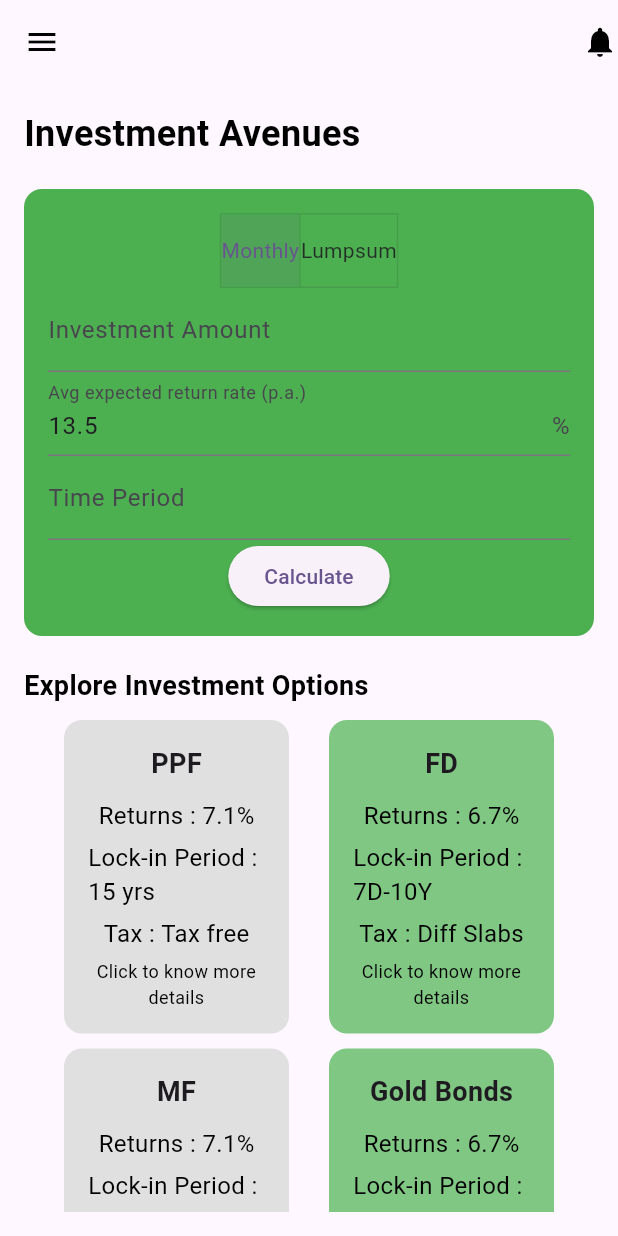
After one commit to vipin126/investment-app, a Flutter app: the InvestmentPage screen opened directly, on a phone screen of 412 x 824 dp. The commit adds this screen. Run offline on Flutter 3.47's test engine with Material 3 defaults, Android fonts, the phone set to English and light mode, and no system bars; our stand-ins replace date_field, flutter_otp_text_field, get, get_storage, iconsax, pie_chart and 1 more; accounts and stored records are empty.

Commit message:
screen push

```diff
--- a/investment_app/lib/main.dart
+++ b/investment_app/lib/main.dart
@@ -1,6 +1,8 @@
 import 'package:flutter/material.dart';
 import 'package:get/get_navigation/src/root/get_material_app.dart';
+import 'package:investment_app/provider/investmentProvider.dart';
 import 'package:investment_app/screens/onboardingScreen.dart';
+import 'package:provider/provider.dart';
 void main() {
   runApp(const MyApp());
 }
@@ -11,7 +13,11 @@ class MyApp extends StatelessWidget {
   // This widget is the root of your application.
   @override
   Widget build(BuildContext context) {
-    return GetMaterialApp(
+    return MultiProvider(providers: [
+ ChangeNotifierProvider(create: (context) => InvestmentProvider()),
+
+    ],
+    child:  GetMaterialApp(
       title: 'Flutter Demo',
       debugShowCheckedModeBanner: false,
       theme: ThemeData(
@@ -19,6 +25,7 @@ class MyApp extends StatelessWidget {
         useMaterial3: true,
       ),
       home:  onboardingScreen(),
+    ),
     );
   }
 }
--- /dev/null
+++ b/investment_app/lib/provider/investmentProvider.dart
@@ -0,0 +1,30 @@
+import 'package:flutter/material.dart';
+
+class InvestmentProvider with ChangeNotifier {
+  double _investmentAmount = 0.0;
+  double _expectedReturnRate = 13.5;
+  int _timePeriod = 1;
+
+  double get investmentAmount => _investmentAmount;
+  double get expectedReturnRate => _expectedReturnRate;
+  int get timePeriod => _timePeriod;
+
+  void setInvestmentAmount(double amount) {
+    _investmentAmount = amount;
+    notifyListeners();
+  }
+
+  void setExpectedReturnRate(double rate) {
+    _expectedReturnRate = rate;
+    notifyListeners();
+  }
+
+  void setTimePeriod(int period) {
+    _timePeriod = period;
+    notifyListeners();
+  }
+
+  double calculateReturns() {
+    return _investmentAmount * _expectedReturnRate * _timePeriod / 100;
+  }
+}
--- a/investment_app/lib/screens/homepage.dart
+++ b/investment_app/lib/screens/homepage.dart
@@ -1,5 +1,7 @@
 
 import 'package:flutter/material.dart';
+import 'package:investment_app/screens/investmentOptionScreen.dart';
+import 'package:investment_app/screens/investmentScreen.dart';
 import 'package:pie_chart/pie_chart.dart';
 
 
@@ -13,8 +15,8 @@ class _MainScreenState extends State<MainScreen> {
 
   static List<Widget> _widgetOptions = <Widget>[
     InvestmentScreen(),
-    InvestmentScreen(),
-    InvestmentScreen(),
+    InvestmentPage(),
+    InvestmentOptionsScreen(),
     InvestmentScreen(),
   ];
 
--- /dev/null
+++ b/investment_app/lib/screens/investmentScreen.dart
@@ -0,0 +1,191 @@
+import 'package:flutter/material.dart';
+import 'package:investment_app/provider/investmentProvider.dart';
+import 'package:provider/provider.dart';
+
+
+class InvestmentPage extends StatefulWidget {
+  @override
+  State<InvestmentPage> createState() => _InvestmentPageState();
+}
+
+class _InvestmentPageState extends State<InvestmentPage> {
+  @override
+  Widget build(BuildContext context) {
+    return Scaffold(
+      appBar: AppBar(
+        backgroundColor: Colors.transparent,
+        elevation: 0,
+        leading: Icon(Icons.menu, color: Colors.black),
+        actions: [Icon(Icons.notifications, color: Colors.black)],
+      ),
+      body: Padding(
+        padding: const EdgeInsets.all(16.0),
+        child: SingleChildScrollView(
+          child: Column(
+            crossAxisAlignment: CrossAxisAlignment.start,
+            children: [
+              Text(
+                'Investment Avenues',
+                style: TextStyle(
+                  fontSize: 24,
+                  fontWeight: FontWeight.bold,
+                  color: Colors.black,
+                ),
+              ),
+              SizedBox(height: 20),
+              _buildReturnCalculator(context),
+              SizedBox(height: 20),
+              Text(
+                'Explore Investment Options',
+                style: TextStyle(
+                  fontSize: 18,
+                  fontWeight: FontWeight.bold,
+                  color: Colors.black,
+                ),
+              ),
+              SizedBox(height: 10),
+              _buildInvestmentOptions(),
+            ],
+          ),
+        ),
+      ),
+    );
+  }
+
+  Widget _buildReturnCalculator(BuildContext context) {
+    final provider = Provider.of<InvestmentProvider>(context);
+    return Container(
+      padding: EdgeInsets.all(16),
+      decoration: BoxDecoration(
+        color: Colors.green,
+        borderRadius: BorderRadius.circular(12),
+      ),
+      child: Column(
+        children: [
+          ToggleButtons(
+            children: [Text('Monthly'), Text('Lumpsum')],
+            isSelected: [true, false], // Add your state management for selection
+            onPressed: (int index) {},
+          ),
+          TextField(
+            keyboardType: TextInputType.number,
+            decoration: InputDecoration(labelText: 'Investment Amount'),
+            onChanged: (value) {
+              provider.setInvestmentAmount(double.parse(value));
+            },
+          ),
+          TextField(
+            keyboardType: TextInputType.number,
+            decoration: InputDecoration(
+              labelText: 'Avg expected return rate (p.a.)',
+              suffixText: '%',
+            ),
+            controller: TextEditingController(text: provider.expectedReturnRate.toString()),
+            onChanged: (value) {
+              provider.setExpectedReturnRate(double.parse(value));
+            },
+          ),
+          TextField(
+            keyboardType: TextInputType.number,
+            decoration: InputDecoration(
+              labelText: 'Time Period',
+              suffixText: 'Yr',
+            ),
+            onChanged: (value) {
+              provider.setTimePeriod(int.parse(value));
+            },
+          ),
+          ElevatedButton(
+            onPressed: () {
+              final returns = provider.calculateReturns();
+              showDialog(
+                context: context,
+                builder: (context) => AlertDialog(
+                  content: Text('Estimated Returns: ₹${returns.toStringAsFixed(2)}'),
+                ),
+              );
+            },
+            child: Text('Calculate'),
+          ),
+        ],
+      ),
+    );
+  }
+
+  Widget _buildInvestmentOptions() {
+    return Column(
+      children: [
+        Row(
+          mainAxisAlignment: MainAxisAlignment.spaceEvenly,
+          children: [
+            _buildInvestmentOptionCard('PPF', '7.1%', '15 yrs', 'Tax free', Colors.grey.shade300),
+            _buildInvestmentOptionCard('FD', '6.7%', '7D-10Y', 'Diff Slabs', Colors.green.shade300),
+          ],
+        ),
+        SizedBox(height: 10),
+        Row(
+          mainAxisAlignment: MainAxisAlignment.spaceEvenly,
+          children: [
+            _buildInvestmentOptionCard('MF', '7.1%', '15 yrs', 'Tax free', Colors.grey.shade300),
+            _buildInvestmentOptionCard('Gold Bonds', '6.7%', '7D-10Y', 'Diff Slabs', Colors.green.shade300),
+          ],
+        ),
+      ],
+    );
+  }
+
+  Widget _buildInvestmentOptionCard(String title, String returns, String lockInPeriod, String tax, Color color) {
+    return Container(
+      width: 150,
+      padding: EdgeInsets.all(16.0),
+      decoration: BoxDecoration(
+        color: color,
+        borderRadius: BorderRadius.circular(12.0),
+      ),
+      child: Column(
+        children: [
+          Text(
+            title,
+            style: TextStyle(
+              fontSize: 18.0,
+              fontWeight: FontWeight.bold,
+            ),
+          ),
+          SizedBox(height: 10.0),
+          Text(
+            'Returns : $returns',
+            style: TextStyle(
+              fontSize: 16.0,
+              color: Colors.black,
+            ),
+          ),
+          SizedBox(height: 5.0),
+          Text(
+            'Lock-in Period : $lockInPeriod',
+            style: TextStyle(
+              fontSize: 16.0,
+              color: Colors.black,
+            ),
+          ),
+          SizedBox(height: 5.0),
+          Text(
+            'Tax : $tax',
+            style: TextStyle(
+              fontSize: 16.0,
+              color: Colors.black,
+            ),
+          ),
+          SizedBox(height: 5.0),
+          Text(
+            'Click to know more details',
+            style: TextStyle(
+              fontSize: 12.0,
+              color: Colors.black,
+            ),
+            textAlign: TextAlign.center,
+          ),
+        ],
+      ),
+    );
+  }
+}
```
Also changed, not shown: investment_app/lib/screens/investmentOptionScreen.dart (added, +88 -0 lines).
